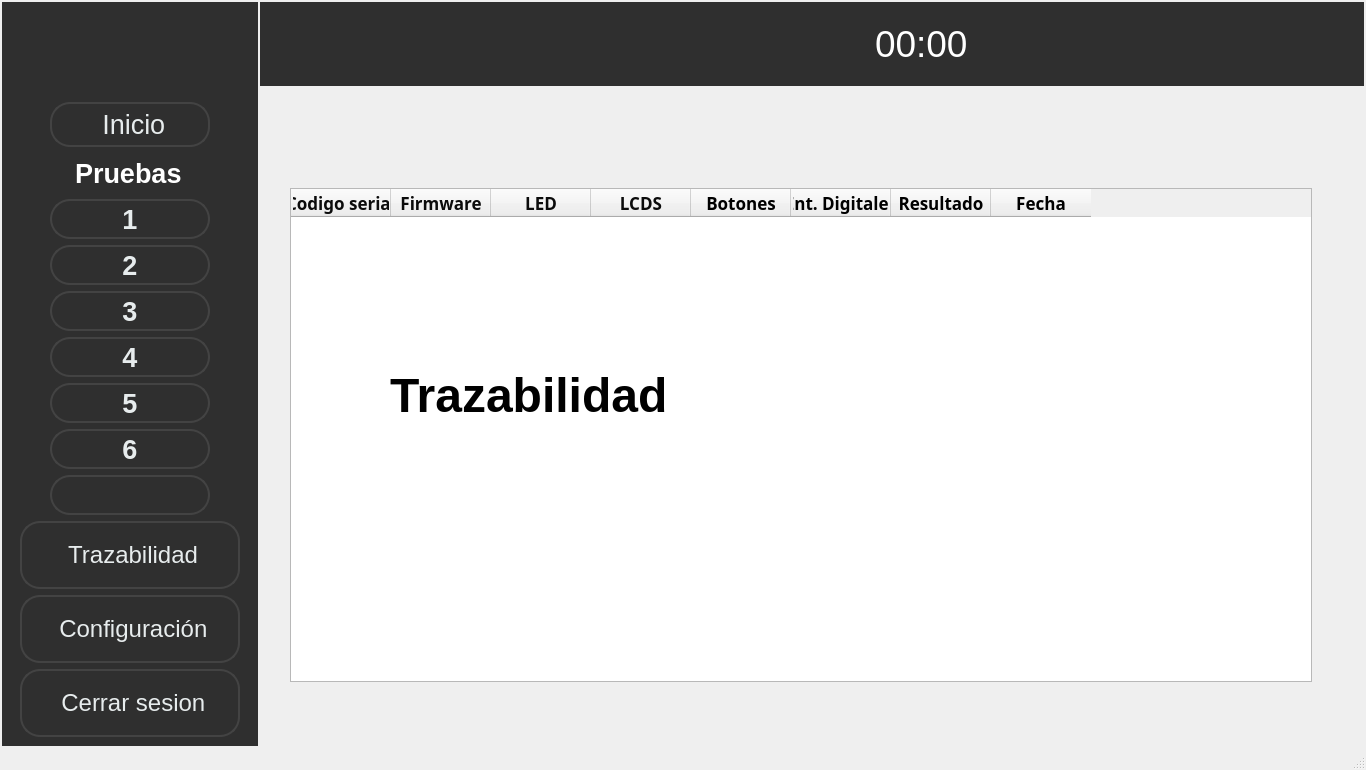
Before: the Qt Designer form ui/Application.ui in Patryckx/Nidec-tester, drawn with Qt 5.
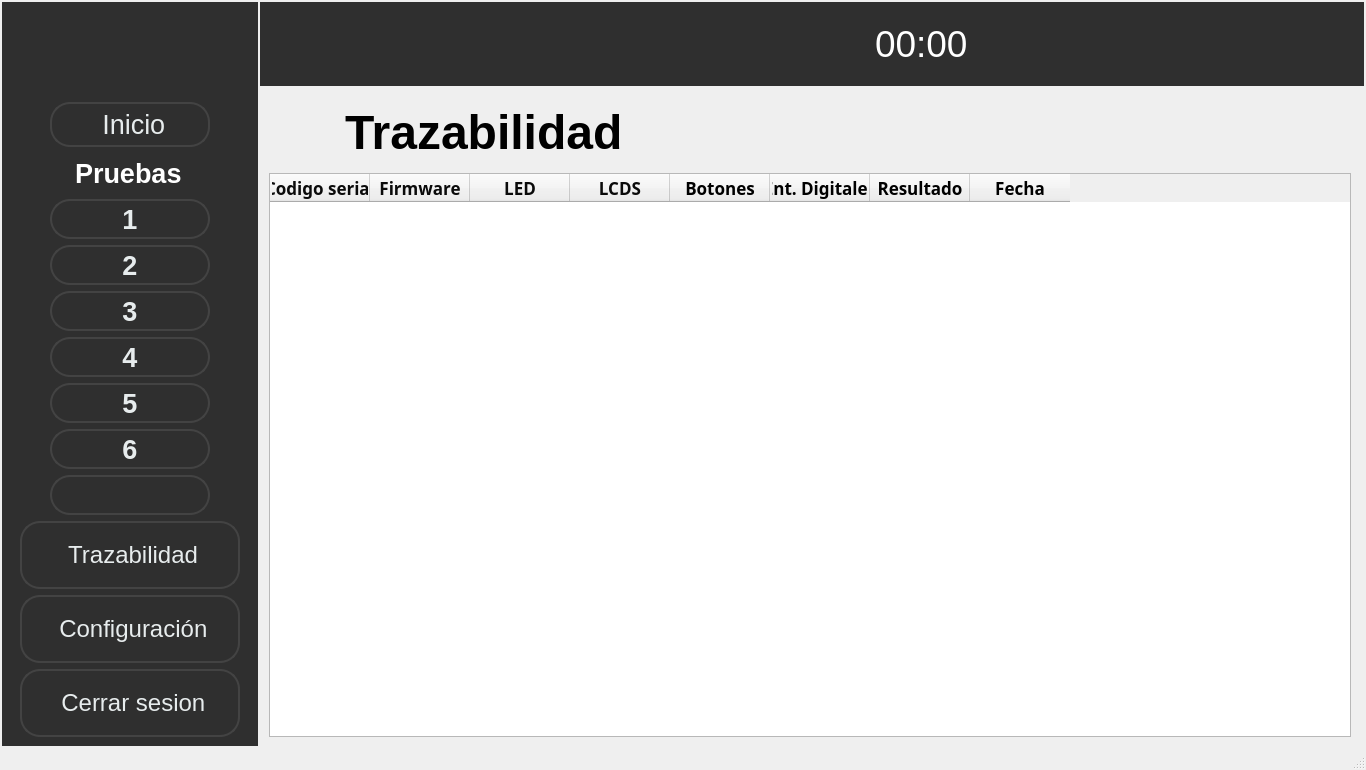
After: the same form once the commit is applied. The open tabs and pages were chosen to show the change. Icons and pictures are not drawn.

Patch:
```diff
--- a/ui/Application.ui
+++ b/ui/Application.ui
@@ -11128,15 +11128,76 @@
        </layout>
       </widget>
       <widget class="QWidget" name="page_12">
+       <layout class="QGridLayout" name="gridLayout_14">
+        <item row="0" column="0">
+         <layout class="QHBoxLayout" name="horizontalLayout_135">
+          <item>
+           <widget class="QLabel" name="lblTraceability">
+            <property name="minimumSize">
+             <size>
+              <width>70</width>
+              <height>70</height>
+             </size>
+            </property>
+            <property name="maximumSize">
+             <size>
+              <width>70</width>
+              <height>70</height>
+             </size>
+            </property>
+            <property name="text">
+             <string/>
+            </property>
+            <property name="pixmap">
+             <pixmap resource="../resources/resources.qrc">:/resources/folder (1).png</pixmap>
+            </property>
+            <property name="scaledContents">
+             <bool>true</bool>
+            </property>
+           </widget>
+          </item>
+          <item>
+           <widget class="QLabel" name="label_48">
+            <property name="minimumSize">
+             <size>
+              <width>380</width>
+              <height>60</height>
+             </size>
+            </property>
+            <property name="maximumSize">
+             <size>
+              <width>380</width>
+              <height>60</height>
+             </size>
+            </property>
+            <property name="font">
+             <font>
+              <pointsize>36</pointsize>
+              <bold>true</bold>
+             </font>
+            </property>
+            <property name="text">
+             <string>Trazabilidad</string>
+            </property>
+           </widget>
+          </item>
+          <item>
+           <spacer name="horizontalSpacer_31">
+            <property name="orientation">
+             <enum>Qt::Horizontal</enum>
+            </property>
+            <property name="sizeHint" stdset="0">
+             <size>
+              <width>488</width>
+              <height>20</height>
+             </size>
+            </property>
+           </spacer>
+          </item>
+         </layout>
+        </item>
+        <item row="1" column="0">
        <widget class="QTableWidget" name="ResultsTable">
-        <property name="geometry">
-         <rect>
-          <x>30</x>
-          <y>100</y>
-          <width>1022</width>
-          <height>494</height>
-         </rect>
-        </property>
         <property name="minimumSize">
          <size>
           <width>1020</width>
@@ -11367,134 +11428,8 @@
          </property>
         </column>
        </widget>
-       <widget class="QWidget" name="layoutWidget">
-        <property name="geometry">
-         <rect>
-          <x>30</x>
-          <y>20</y>
-          <width>1022</width>
-          <height>575</height>
-         </rect>
-        </property>
-        <layout class="QHBoxLayout" name="horizontalLayout_135">
-         <property name="spacing">
-          <number>30</number>
-         </property>
-         <item>
-          <widget class="QLabel" name="lblTraceability">
-           <property name="minimumSize">
-            <size>
-             <width>70</width>
-             <height>70</height>
-            </size>
-           </property>
-           <property name="maximumSize">
-            <size>
-             <width>70</width>
-             <height>70</height>
-            </size>
-           </property>
-           <property name="text">
-            <string/>
-           </property>
-           <property name="pixmap">
-            <pixmap resource="../resources/resources.qrc">:/resources/folder (1).png</pixmap>
-           </property>
-           <property name="scaledContents">
-            <bool>true</bool>
-           </property>
-          </widget>
-         </item>
-         <item>
-          <widget class="QLabel" name="label_48">
-           <property name="minimumSize">
-            <size>
-             <width>380</width>
-             <height>60</height>
-            </size>
-           </property>
-           <property name="maximumSize">
-            <size>
-             <width>380</width>
-             <height>60</height>
-            </size>
-           </property>
-           <property name="font">
-            <font>
-             <pointsize>36</pointsize>
-             <bold>true</bold>
-            </font>
-           </property>
-           <property name="text">
-            <string>Trazabilidad</string>
-           </property>
-          </widget>
-         </item>
-         <item>
-          <spacer name="horizontalSpacer_116">
-           <property name="orientation">
-            <enum>Qt::Horizontal</enum>
-           </property>
-           <property name="sizeHint" stdset="0">
-            <size>
-             <width>377</width>
-             <height>573</height>
-            </size>
-           </property>
-          </spacer>
-         </item>
-         <item>
-          <widget class="QLabel" name="lblOpenfolder">
-           <property name="minimumSize">
-            <size>
-             <width>70</width>
-             <height>70</height>
-            </size>
-           </property>
-           <property name="maximumSize">
-            <size>
-             <width>70</width>
-             <height>70</height>
-            </size>
-           </property>
-           <property name="cursor">
-            <cursorShape>PointingHandCursor</cursorShape>
-           </property>
-           <property name="acceptDrops">
-            <bool>false</bool>
-           </property>
-           <property name="toolTip">
-            <string>Abrir registros</string>
-           </property>
-           <property name="whatsThis">
-            <string/>
-           </property>
-           <property name="text">
-            <string/>
-           </property>
-           <property name="pixmap">
-            <pixmap resource="../resources/resources.qrc">:/resources/folder.png</pixmap>
-           </property>
-           <property name="scaledContents">
-            <bool>true</bool>
-           </property>
-          </widget>
-         </item>
-         <item>
-          <spacer name="horizontalSpacer_117">
-           <property name="orientation">
-            <enum>Qt::Horizontal</enum>
-           </property>
-           <property name="sizeHint" stdset="0">
-            <size>
-             <width>28</width>
-             <height>20</height>
-            </size>
-           </property>
-          </spacer>
-         </item>
-        </layout>
-       </widget>
+        </item>
+       </layout>
       </widget>
       <widget class="QWidget" name="page_13">
        <layout class="QGridLayout" name="gridLayout_15">
```
Left out of the diff: 714 changed lines with no effect on the pictures. Lines whose indentation alone changed are shown as unchanged.
